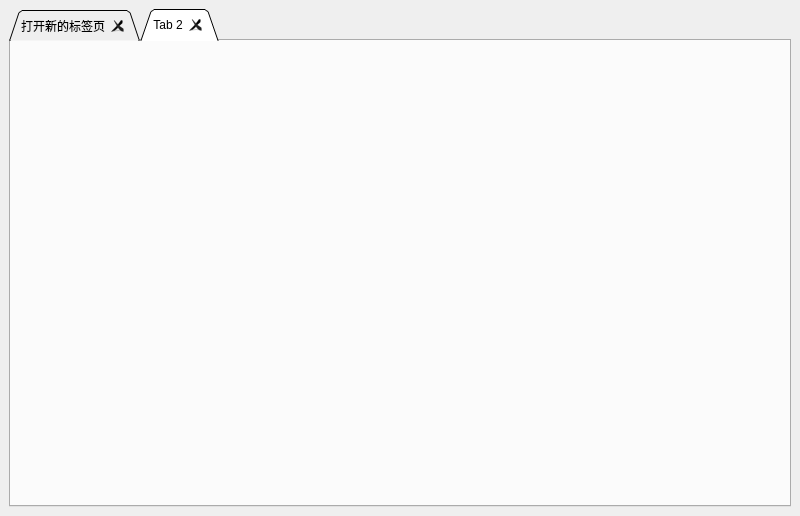
First picture: the form in CallLogBrowser.ui, repository HalfBagOrange/CallLogViewer, before the edit.
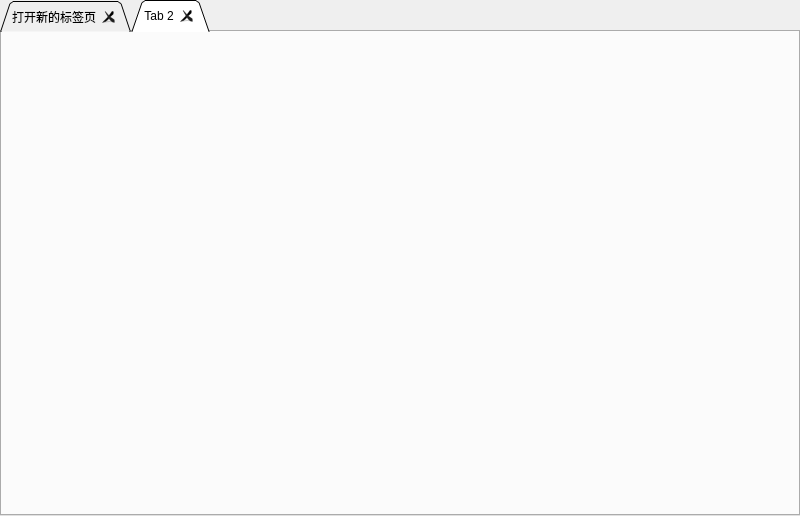
Second picture: the form after the edit. The open tabs and pages were chosen to show the change.

What changed in the file:
```diff
--- a/CallLogBrowser.ui
+++ b/CallLogBrowser.ui
@@ -15,6 +15,21 @@
   </property>
   <widget class="QWidget" name="centralwidget">
    <layout class="QVBoxLayout" name="verticalLayout">
+    <property name="spacing">
+     <number>0</number>
+    </property>
+    <property name="leftMargin">
+     <number>0</number>
+    </property>
+    <property name="topMargin">
+     <number>0</number>
+    </property>
+    <property name="rightMargin">
+     <number>0</number>
+    </property>
+    <property name="bottomMargin">
+     <number>0</number>
+    </property>
     <item>
      <widget class="QTabWidget" name="tabWidget">
       <property name="tabShape">
@@ -23,6 +38,9 @@
       <property name="elideMode">
        <enum>Qt::ElideNone</enum>
       </property>
+      <property name="documentMode">
+       <bool>false</bool>
+      </property>
       <property name="tabsClosable">
        <bool>true</bool>
       </property>
```
Left out of the diff: 11 changed lines with no effect on the pictures.
